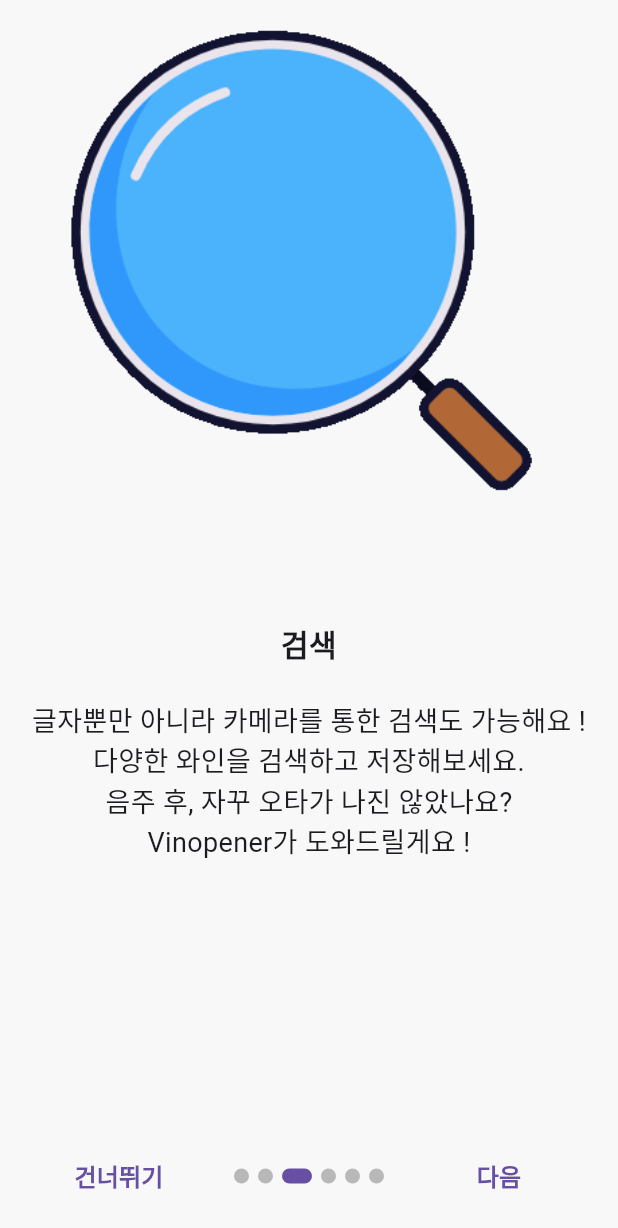
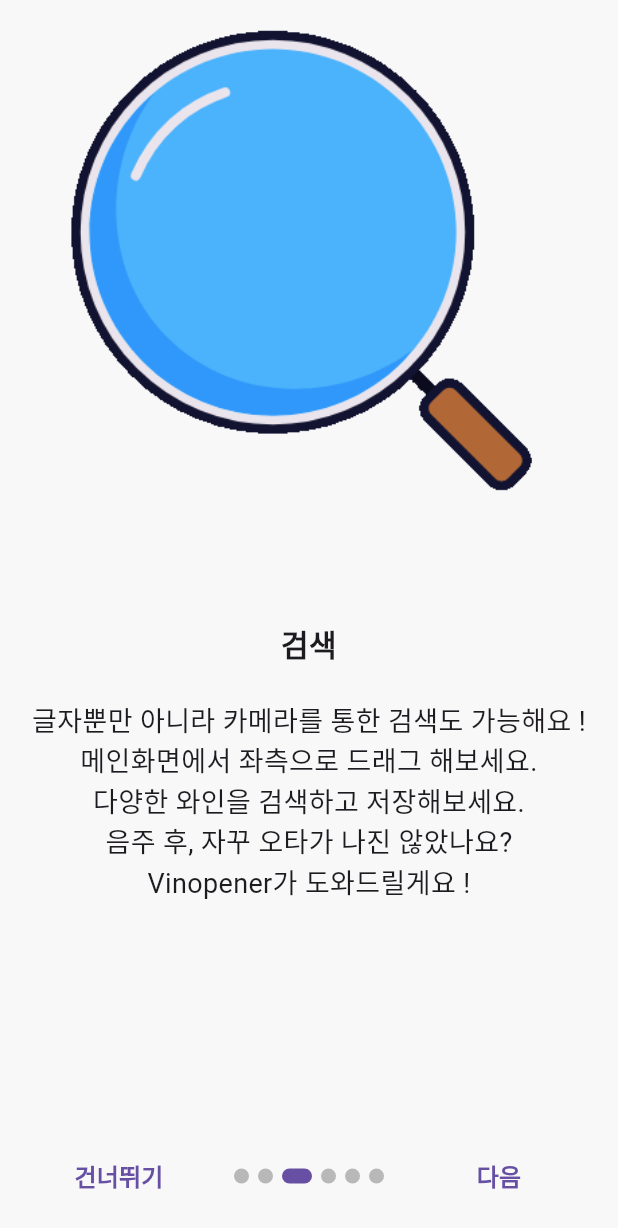
Before and after one commit to thevinopener/vinopener, a Flutter app: the OnboardingPage widget shown alone on an empty page, opened directly, swiped to page 3, on a phone screen of 412 x 824 dp. Shown: the top 1228 px of the screen. Run offline on Flutter 3.47's test engine with Material 3 defaults, Android fonts, the phone set to English and light mode, and no system bars; drawn by our look-alikes of introduction_screen; our stand-ins replace accordion, camera, carousel_slider, dashed_circular_progress_bar, dio, event_bus and 13 more; missing offline and left inert: flag, floating_chat_button, flutter_radar_chart, focused_area_ocr_flutter, scanner_overlay; accounts and stored records are empty.

Commit message:
fix: introduceScreen 멘트 수정 (#76)

```diff
--- a/frontend/lib/screens/introduce_screen.dart
+++ b/frontend/lib/screens/introduce_screen.dart
@@ -58,7 +58,7 @@ class OnboardingPage extends StatelessWidget {
         PageViewModel(
           title: "검색",
           body:
-              "글자뿐만 아니라 카메라를 통한 검색도 가능해요 !\n다양한 와인을 검색하고 저장해보세요.\n음주 후, 자꾸 오타가 나진 않았나요?\nVinopener가 도와드릴게요 !",
+              "글자뿐만 아니라 카메라를 통한 검색도 가능해요 !\n메인화면에서 좌측으로 드래그 해보세요.\n다양한 와인을 검색하고 저장해보세요.\n음주 후, 자꾸 오타가 나진 않았나요?\nVinopener가 도와드릴게요 !",
           image: Center(
             child: Image.asset("assets/images/search.gif",
                 height: MediaQuery.of(context).size.height * 0.5),
```
